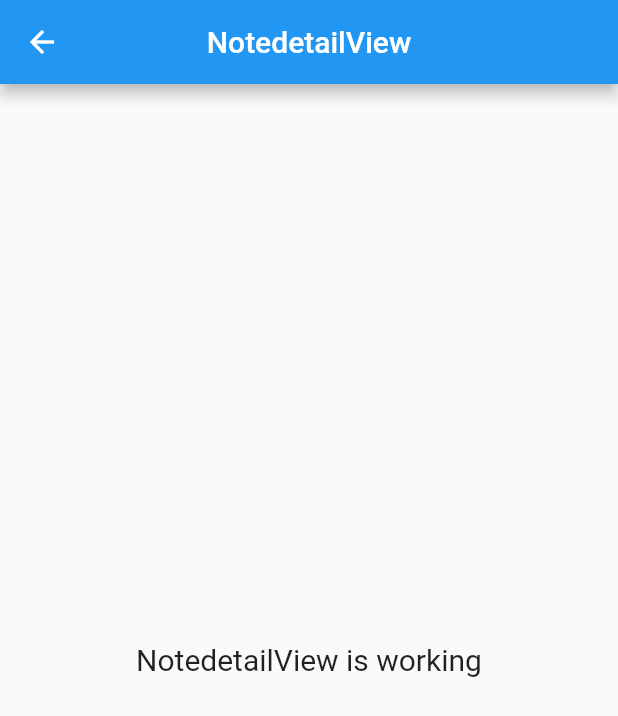
After one commit to Indrawan007/Notely, a Flutter app: the NotedetailView screen opened by its route, on a phone screen of 412 x 824 dp. The commit adds this screen. Shown: the top 716 px of the screen. Run offline on Flutter 3.47's test engine with Material 2 defaults, Android fonts, the phone set to English and light mode, and no system bars; our stand-ins replace get.

Commit message:
Create Page NoteDetail

```diff
--- /dev/null
+++ b/lib/app/modules/notedetail/views/notedetail_view.dart
@@ -0,0 +1,24 @@
+import 'package:flutter/material.dart';
+
+import 'package:get/get.dart';
+
+import '../controllers/notedetail_controller.dart';
+
+class NotedetailView extends GetView<NotedetailController> {
+  const NotedetailView({Key? key}) : super(key: key);
+  @override
+  Widget build(BuildContext context) {
+    return Scaffold(
+      appBar: AppBar(
+        title: const Text('NotedetailView'),
+        centerTitle: true,
+      ),
+      body: Center(
+        child: Text(
+          'NotedetailView is working',
+          style: TextStyle(fontSize: 20),
+        ),
+      ),
+    );
+  }
+}
--- a/lib/app/routes/app_pages.dart
+++ b/lib/app/routes/app_pages.dart
@@ -2,6 +2,8 @@ import 'package:get/get.dart';
 
 import '../modules/home/bindings/home_binding.dart';
 import '../modules/home/views/home_view.dart';
+import '../modules/notedetail/bindings/notedetail_binding.dart';
+import '../modules/notedetail/views/notedetail_view.dart';
 import '../modules/notelist/bindings/notelist_binding.dart';
 import '../modules/notelist/views/notelist_view.dart';
 
@@ -23,5 +25,10 @@ class AppPages {
       page: () => const NotelistView(),
       binding: NotelistBinding(),
     ),
+    GetPage(
+      name: _Paths.NOTEDETAIL,
+      page: () => const NotedetailView(),
+      binding: NotedetailBinding(),
+    ),
   ];
 }
--- a/lib/app/routes/app_routes.dart
+++ b/lib/app/routes/app_routes.dart
@@ -5,10 +5,12 @@ abstract class Routes {
   Routes._();
   static const HOME = _Paths.HOME;
   static const NOTELIST = _Paths.NOTELIST;
+  static const NOTEDETAIL = _Paths.NOTEDETAIL;
 }
 
 abstract class _Paths {
   _Paths._();
   static const HOME = '/home';
   static const NOTELIST = '/notelist';
+  static const NOTEDETAIL = '/notedetail';
 }
```
Also changed, not shown: lib/app/modules/notedetail/bindings/notedetail_binding.dart (added, +12 -0 lines), lib/app/modules/notedetail/controllers/notedetail_controller.dart (added, +23 -0 lines).
